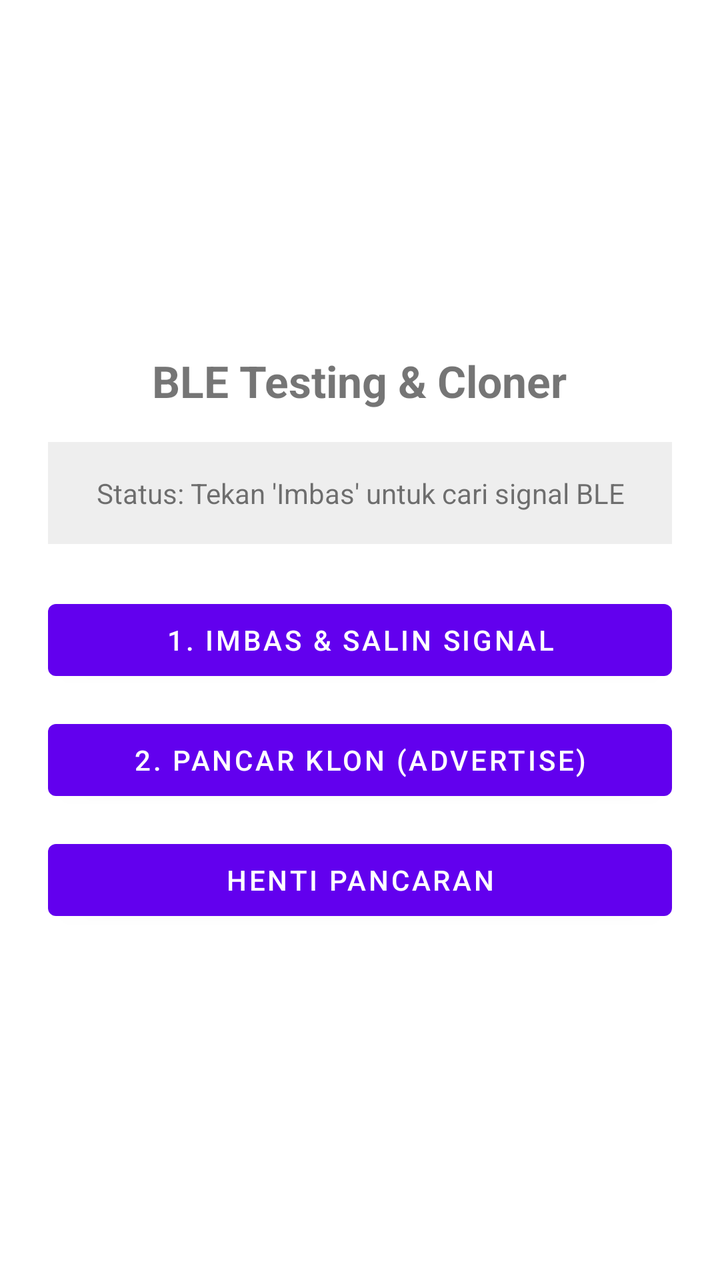
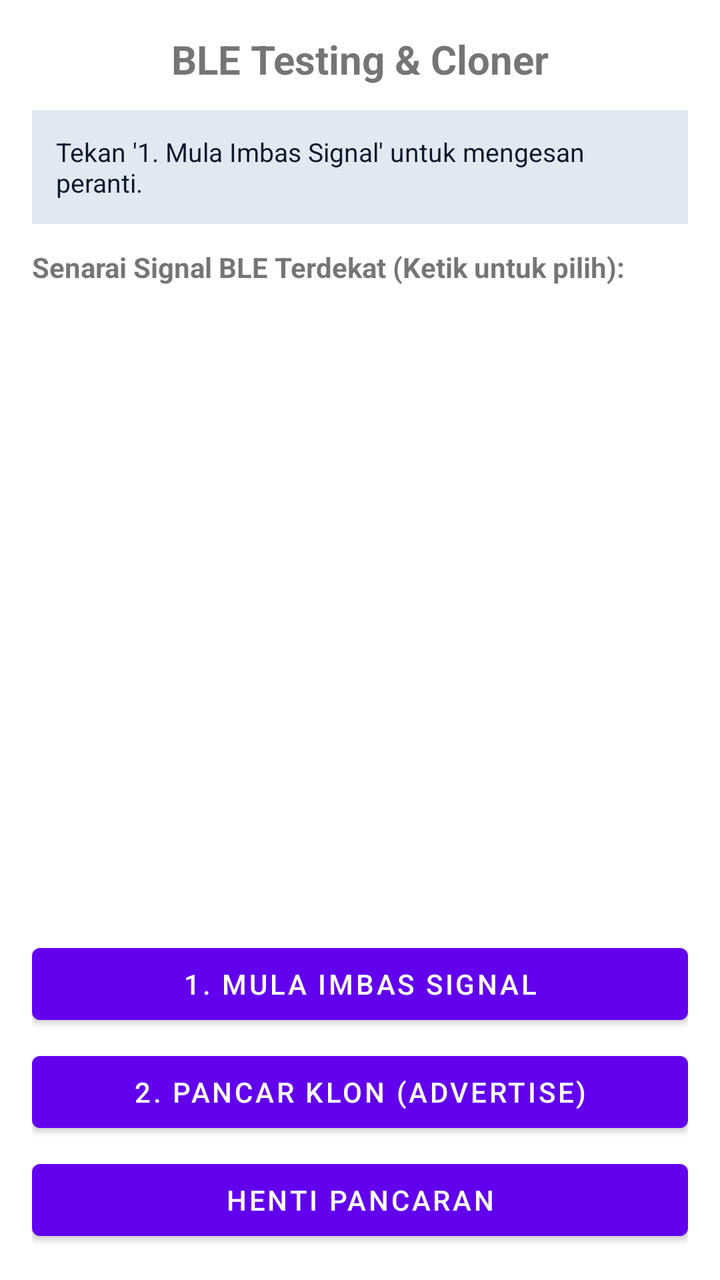

Two renders of the same Android screen: before a commit and after it. Below are the layout's source before the change and the commit's diff.
<!-- AndroidManifest.xml: application theme Theme.MaterialComponents.DayNight.NoActionBar -->
<!-- res/layout/activity_main.xml -->
<?xml version="1.0" encoding="utf-8"?>
<LinearLayout xmlns:android="http://schemas.android.com/apk/res/android"
    android:layout_width="match_parent"
    android:layout_height="match_parent"
    android:gravity="center"
    android:orientation="vertical"
    android:padding="24dp">

    <TextView
        android:id="@+id/tvHeader"
        android:layout_width="wrap_content"
        android:layout_height="wrap_content"
        android:text="BLE Testing &amp; Cloner"
        android:textSize="22sp"
        android:textStyle="bold"
        android:layout_marginBottom="16dp" />

    <TextView
        android:id="@+id/tvStatus"
        android:layout_width="match_parent"
        android:layout_height="wrap_content"
        android:background="#EEEEEE"
        android:padding="16dp"
        android:text="Status: Tekan 'Imbas' untuk cari signal BLE"
        android:textAlignment="center"
        android:textSize="14sp"
        android:layout_marginBottom="24dp" />

    <Button
        android:id="@+id/btnScan"
        android:layout_width="match_parent"
        android:layout_height="wrap_content"
        android:text="1. Imbas &amp; Salin Signal" />

    <Button
        android:id="@+id/btnBroadcast"
        android:layout_width="match_parent"
        android:layout_height="wrap_content"
        android:layout_marginTop="12dp"
        android:text="2. Pancar Klon (Advertise)" />

    <Button
        android:id="@+id/btnStopBroadcast"
        android:layout_width="match_parent"
        android:layout_height="wrap_content"
        android:layout_marginTop="12dp"
        android:text="Henti Pancaran" />

</LinearLayout>
<!-- resources referenced by this layout -->
<resources>

</resources>

<!-- the commit's change to res/layout/activity_main.xml (unified diff, before → after) -->
@@ -2,48 +2,67 @@
 <LinearLayout xmlns:android="http://schemas.android.com/apk/res/android"
     android:layout_width="match_parent"
     android:layout_height="match_parent"
-    android:gravity="center"
     android:orientation="vertical"
-    android:padding="24dp">
+    android:padding="16dp">
 
     <TextView
         android:id="@+id/tvHeader"
-        android:layout_width="wrap_content"
+        android:layout_width="match_parent"
         android:layout_height="wrap_content"
         android:text="BLE Testing &amp; Cloner"
-        android:textSize="22sp"
+        android:textSize="20sp"
         android:textStyle="bold"
-        android:layout_marginBottom="16dp" />
+        android:textAlignment="center"
+        android:layout_marginBottom="12dp" />
 
+    
     <TextView
         android:id="@+id/tvStatus"
         android:layout_width="match_parent"
         android:layout_height="wrap_content"
-        android:background="#EEEEEE"
-        android:padding="16dp"
-        android:text="Status: Tekan 'Imbas' untuk cari signal BLE"
-        android:textAlignment="center"
+        android:background="#E2E8F0"
+        android:textColor="#0F172A"
+        android:padding="12dp"
+        android:text="Tekan '1. Mula Imbas Signal' untuk mengesan peranti."
+        android:textSize="13sp"
+        android:layout_marginBottom="12dp" />
+
+    <TextView
+        android:layout_width="wrap_content"
+        android:layout_height="wrap_content"
+        android:text="Senarai Signal BLE Terdekat (Ketik untuk pilih):"
         android:textSize="14sp"
-        android:layout_marginBottom="24dp" />
+        android:textStyle="bold"
+        android:layout_marginBottom="6dp" />
+
+    
+    <ListView
+        android:id="@+id/lvDevices"
+        android:layout_width="match_parent"
+        android:layout_height="0dp"
+        android:layout_weight="1"
+        android:divider="#334155"
+        android:dividerHeight="1dp"
+        android:layout_marginBottom="12dp" />
 
     <Button
         android:id="@+id/btnScan"
         android:layout_width="match_parent"
         android:layout_height="wrap_content"
-        android:text="1. Imbas &amp; Salin Signal" />
+        android:text="1. Mula Imbas Signal" />
 
     <Button
         android:id="@+id/btnBroadcast"
         android:layout_width="match_parent"
         android:layout_height="wrap_content"
-        android:layout_marginTop="12dp"
+        android:layout_marginTop="6dp"
         android:text="2. Pancar Klon (Advertise)" />
 
     <Button
         android:id="@+id/btnStopBroadcast"
         android:layout_width="match_parent"
         android:layout_height="wrap_content"
-        android:layout_marginTop="12dp"
+        android:layout_marginTop="6dp"
         android:text="Henti Pancaran" />
 
 </LinearLayout>
